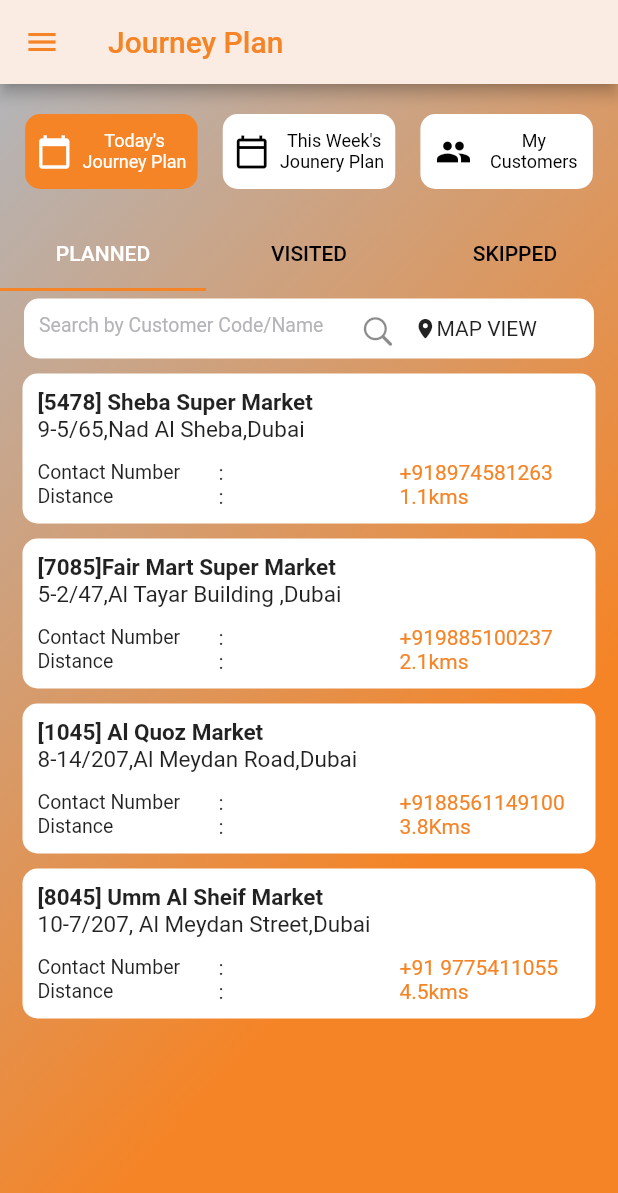
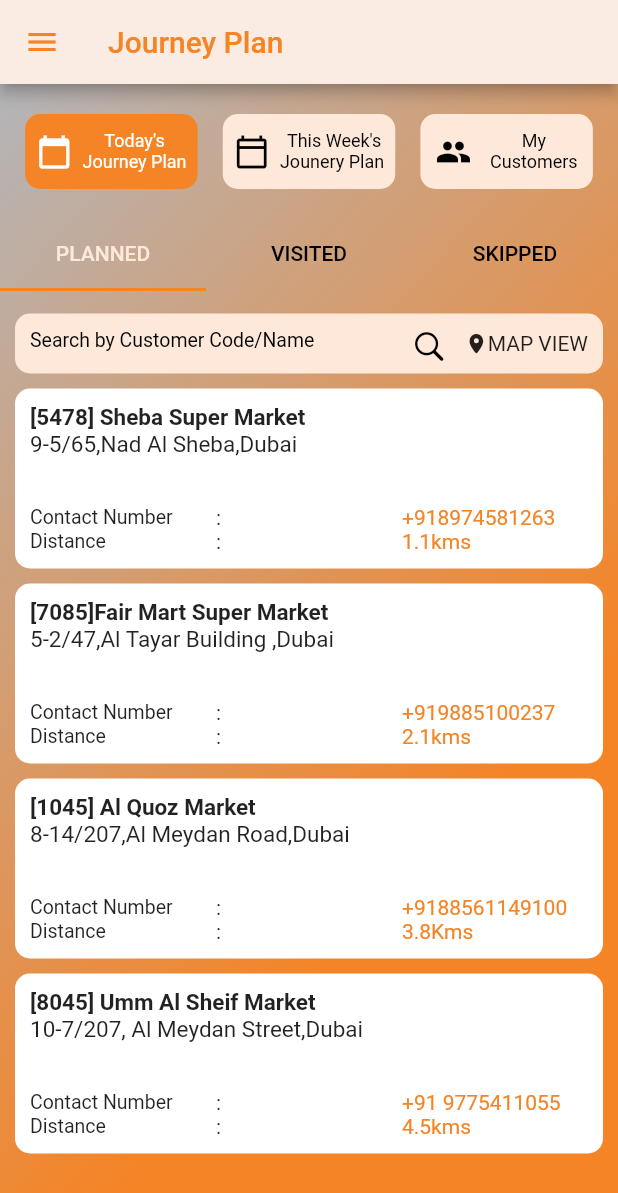
Before and after one commit to rameolic/RHAPSODY-MERCHANDISING-SERVICES, a Flutter app: the JourneyPlan screen opened directly, on a phone screen of 412 x 824 dp. Shown: the top 1193 px of the screen. Run offline on Flutter 3.47's test engine with Material 2 defaults, Android fonts, the phone set to English and light mode, and no system bars; our stand-ins replace charts_flutter, geolocator, google_maps_flutter, percent_indicator; Roboto replaces fonts that are missing (Poppins).

Commit message:
UPDATED size to screens

```diff
--- a/lib/main.dart
+++ b/lib/main.dart
@@ -2,12 +2,17 @@
 import 'package:flutter/material.dart';
 import 'package:merchandising/Constants.dart';
 import 'pages/login_page.dart';
+import 'package:merchandising/model/Location_service.dart';
+import 'dart:async';
 
 void main() {
+  const seconds = const Duration(seconds: 900);
+  Timer.periodic(seconds, (Timer t) => getLocation());
   runApp(MyApp());
 }
 
 class MyApp extends StatelessWidget {
+
   @override
   Widget build(BuildContext context) {
     return MaterialApp(
--- a/lib/pages/Journeyplan.dart
+++ b/lib/pages/Journeyplan.dart
@@ -1,7 +1,7 @@
 import 'package:flutter/material.dart';
 import '../Constants.dart';
 import 'package:flutter/cupertino.dart';
-import 'file:///C:/Users/ramkumar/StudioProjects/RHAPSODY-MERCHANDISING-SERVICES/lib/pages/MenuContent.dart';
+import 'MenuContent.dart';
 import 'outletdetailes.dart';
 class JourneyPlan extends StatefulWidget {
   @override
@@ -9,6 +9,7 @@ class JourneyPlan extends StatefulWidget {
 }
 
 class _JourneyPlanState extends State<JourneyPlan> {
+  int index;
   bool pressWeek = false;
   bool pressTODAY = true;
   bool pressCustomers = false;
@@ -51,7 +52,7 @@ class _JourneyPlanState extends State<JourneyPlan> {
                       textcolor:
                           pressTODAY == true ? Colors.white : Colors.black,
                       containercolor:
-                          pressTODAY == true ? orange : Colors.white,
+                          pressTODAY == true ? orange : pink,
                     ),
                   ),
                   GestureDetector(
@@ -67,7 +68,7 @@ class _JourneyPlanState extends State<JourneyPlan> {
                       chartext: " This Week's\nJounery Plan",
                       textcolor:
                           pressWeek == true ? Colors.white : Colors.black,
-                      containercolor: pressWeek == true ? orange : Colors.white,
+                      containercolor: pressWeek == true ? orange : pink,
                     ),
                   ),
                   GestureDetector(
@@ -84,20 +85,22 @@ class _JourneyPlanState extends State<JourneyPlan> {
                       textcolor:
                           pressCustomers == true ? Colors.white : Colors.black,
                       containercolor:
-                          pressCustomers == true ? orange : Colors.white,
+                          pressCustomers == true ? orange :pink,
                     ),
                   ),
                 ],
               ),
               SizedBox(height: 20.0),
-              DefaultTabController(
+              Expanded(
+                child: DefaultTabController(
                     length: 3, // length of tabs
                     initialIndex: 0,
-                  child: Column(
-                      crossAxisAlignment: CrossAxisAlignment.stretch,
-                      children: <Widget>[
-                        TabBar(
-                          labelColor: Colors.white,
+                    child: Scaffold(
+                      backgroundColor: Colors.transparent,
+                      appBar: PreferredSize(
+                        preferredSize: Size.fromHeight(kToolbarHeight),
+                        child: TabBar(
+                          labelColor: pink,
                           unselectedLabelColor: Colors.black,
                           indicatorColor: orange,
                           tabs: [
@@ -106,28 +109,29 @@ class _JourneyPlanState extends State<JourneyPlan> {
                             Tab(text: 'SKIPPED'),
                           ],
                         ),
-                        Container(
-                          height: 500,
-                          child: TabBarView(
+                      ),
+                      body: TabBarView(
                           children: <Widget>[
-                            Column(
+                            SingleChildScrollView(
+                              child: Column(
+                                mainAxisAlignment: MainAxisAlignment.start,
                                 children: [
                                   SizedBox(
                                     height: 5,
                                   ),
                                   Container(
                                     padding: EdgeInsets.all(10),
+                                    margin: EdgeInsets.fromLTRB(10.0, 10.0, 10.0, 0),
                                     decoration: BoxDecoration(
                                       borderRadius:
                                       BorderRadius.all(Radius.circular(10)),
-                                    color: Colors.white,
+                                      color: pink,
                                     ),
                                     height: 40,
-                                  width: 380,
+                                    width: MediaQuery.of(context).size.width,
                                     child: Row(
                                       children: [
-                                      Container(
-                                        width: 250,
+                                        Expanded(
                                           child: Theme(
                                             data: ThemeData(primaryColor: orange),
                                             child: TextField(
@@ -138,11 +142,11 @@ class _JourneyPlanState extends State<JourneyPlan> {
                                                 hintText:
                                                 'Search by Customer Code/Name',
                                                 hintStyle: TextStyle(
-                                                color: grey,
+                                                  color: Colors.black,
                                                   fontSize: 13.0,
                                                 ),
                                                 suffixIcon:
-                                                  Icon(CupertinoIcons.search),
+                                                Icon(CupertinoIcons.search,color: Colors.black,),
                                               ),
                                             ),
                                           ),
@@ -167,7 +171,11 @@ class _JourneyPlanState extends State<JourneyPlan> {
                                         address: "9-5/65,Nad Al Sheba,Dubai",
                                         number: "+918974581263",
                                         distance: "1.1kms",
-                                      onpress: (){
+                                        setindex: (){
+                                          setState(() {
+                                            index =1;
+                                            print(index);
+                                          });
                                           Navigator.push(context, MaterialPageRoute(builder: (BuildContext context) => OutLet()));
                                         },
                                       ),
@@ -176,14 +184,26 @@ class _JourneyPlanState extends State<JourneyPlan> {
                                         address: "5-2/47,Al Tayar Building ,Dubai",
                                         number: "+919885100237",
                                         distance: "2.1kms",
-                                      onpress: (){},
+                                        setindex: (){
+                                          setState(() {
+                                            index =2;
+                                            print(index);
+                                          });
+                                          Navigator.push(context, MaterialPageRoute(builder: (BuildContext context) => OutLet()));
+                                        },
                                       ),
                                       JurnyplanContent(
                                         marketname: "[1045] Al Quoz Market",
                                         address: "8-14/207,Al Meydan Road,Dubai",
                                         number: "+9188561149100",
                                         distance: "3.8Kms",
-                                      onpress: (){},
+                                        setindex: (){
+                                          setState(() {
+                                            index =3;
+                                            print(index);
+                                          });
+                                          Navigator.push(context, MaterialPageRoute(builder: (BuildContext context) => OutLet()));
+                                        },
                                       ),
                                       JurnyplanContent(
                                         marketname: "[8045] Umm Al Sheif Market",
@@ -191,11 +211,18 @@ class _JourneyPlanState extends State<JourneyPlan> {
                                         "10-7/207, Al Meydan Street,Dubai",
                                         number: "+91 9775411055",
                                         distance: "4.5kms",
-                                      onpress: (){},
+                                        setindex: (){
+                                          setState(() {
+                                            index =4;
+                                            print(index);
+                                          });
+                                          Navigator.push(context, MaterialPageRoute(builder: (BuildContext context) => OutLet()));
+                                        },
                                       ),
                                     ],
                                   ),
                                 ],
+                              ),
                             ),
                             Container(
                               child: Center(
@@ -214,9 +241,9 @@ class _JourneyPlanState extends State<JourneyPlan> {
                               ),
                             ),
                           ]),
-                        )
-                      ])),
-            ],
+                    ),
+                ),
+              ),],
           ),
         ],
       ),
@@ -260,26 +287,25 @@ class JourneyPlanHeader extends StatelessWidget {
     );
   }
 }
-
 class JurnyplanContent extends StatelessWidget {
-  JurnyplanContent({this.marketname, this.address, this.number, this.distance,@required this.onpress});
+  JurnyplanContent({this.marketname, this.address, this.number, this.distance,@required this.setindex});
   final marketname;
   final address;
   final number;
   final distance;
-  final onpress;
+  final setindex;
   @override
   Widget build(BuildContext context) {
     return GestureDetector(
-      onTap: onpress,
+      onTap: setindex,
       child: Container(
         margin: EdgeInsets.fromLTRB(10.0, 10.0, 10.0, 0),
         padding: EdgeInsets.all(10.0),
         decoration: BoxDecoration(
             color: Colors.white,
             borderRadius: BorderRadius.all(Radius.circular(10))),
-        height: 100,
-        width: 382,
+        height: 120,
+        width: MediaQuery.of(context).size.width,
         child: Column(
           crossAxisAlignment: CrossAxisAlignment.start,
           children: [
--- a/lib/pages/login_page.dart
+++ b/lib/pages/login_page.dart
@@ -1,18 +1,18 @@
 import 'package:flutter/cupertino.dart';
 import 'package:flutter/material.dart';
 import 'package:merchandising/api/api_service.dart';
+import 'package:merchandising/main.dart';
+import 'package:merchandising/model/Location_service.dart';
 import 'package:merchandising/model/login_model.dart';
 import 'package:merchandising/Constants.dart';
 import '../ProgressHUD.dart';
 import 'home.dart';
-
 class LoginPage extends StatefulWidget {
   @override
   _LoginPageState createState() => _LoginPageState();
 }
 
 class _LoginPageState extends State<LoginPage> {
-  bool _isHidden = true;
   bool rememberMe = false;
 
   void _onRememberMeChanged(bool newValue) => setState(() {
@@ -198,6 +198,7 @@ class _LoginPageState extends State<LoginPage> {
                                       }
                                     });
                                   }
+                                  getLocation();
                                 },
                                 child: Container(
                                   padding: EdgeInsets.all(15.0),
--- a/pubspec.yaml
+++ b/pubspec.yaml
@@ -32,6 +32,9 @@ dependencies:
   percent_indicator: ^1.0.10
   charts_flutter: ^0.9.0
   google_maps_flutter: ^1.1.1
+  flutter_polyline_points: ^0.2.4
+  geolocator: ^6.1.14
+
 
 dev_dependencies:
   flutter_test:
```
Also changed, not shown: lib/model/Location_service.dart (added, +30 -0 lines), lib/model/OutLet_BarChart.dart (+54 -28 lines), lib/model/google_maps.dart (+90 -3 lines), lib/pages/home.dart (+9 -12 lines), lib/pages/outletdetailes.dart (+41 -29 lines), pubspec.lock, 2 other files. Lines whose indentation alone changed are shown as unchanged.
